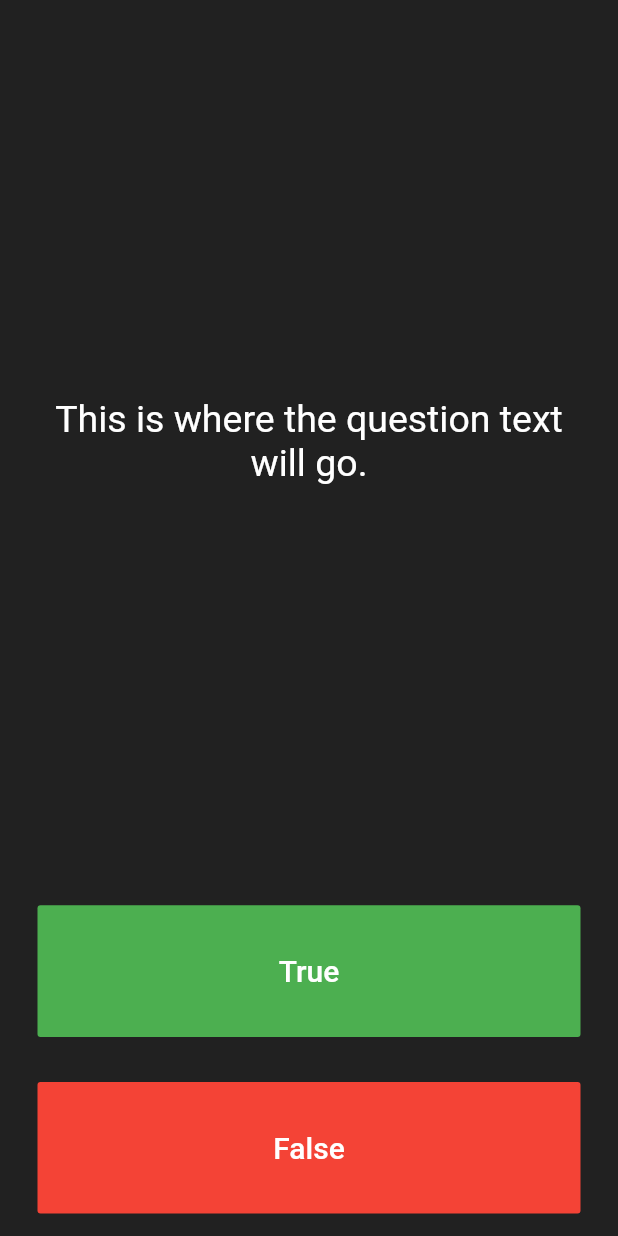
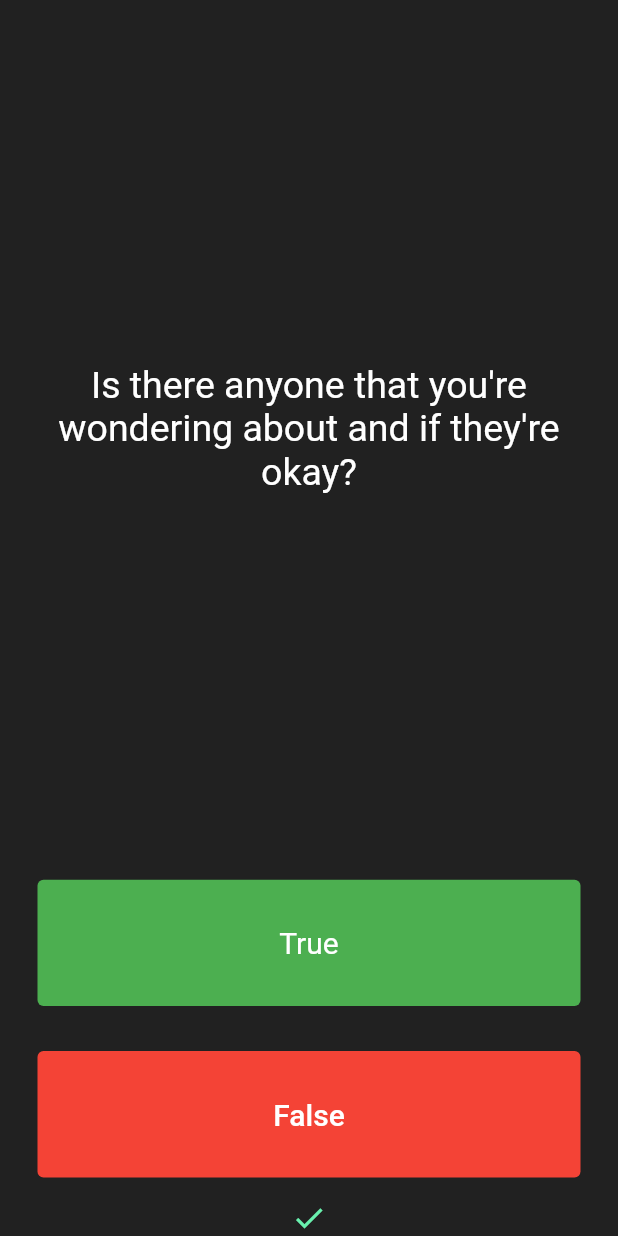
Before and after one commit to ittahad/flutter_course_udemy, a Flutter app: the screen it shows after launch, after a tap on "True", on a phone screen of 412 x 824 dp. Run offline on Flutter 3.47's test engine with Material 2 defaults, Android fonts, the phone set to English and light mode, and no system bars; our stand-ins replace rflutter_alert.

Commit message:
Quiz completed

```diff
--- a/lib/main.dart
+++ b/lib/main.dart
@@ -1,4 +1,10 @@
 import 'package:flutter/material.dart';
+import 'package:quizzler/questions.dart';
+import 'package:quizzler/quiz_brain.dart';
+import 'package:rflutter_alert/rflutter_alert.dart';
+
+var quizBrain = QuizBrain();
+var questions = Questions();
 
 void main() => runApp(Quizzler());
 
@@ -25,6 +31,45 @@ class QuizPage extends StatefulWidget {
 }
 
 class _QuizPageState extends State<QuizPage> {
+  ansQuestion(bool ans) {
+    if (quizBrain.getCurrentQuestionPos() >=
+        questions.getQuestionsCount() - 1) {
+      setState(() {
+        Alert(
+          context: context,
+          title: "Finished",
+          desc: "Thanks for completing the Q/A session.",
+          buttons: [
+            DialogButton(
+              child: Text(
+                "OK",
+                style: TextStyle(color: Colors.white, fontSize: 20),
+              ),
+              onPressed: () => Navigator.pop(context),
+              width: 120,
+            )
+          ],
+        ).show();
+
+        quizBrain.setCurrentQuestionPos(0);
+        quizBrain.emptySocre();
+      });
+      return;
+    }
+
+    if (questions.getQuestionAns(quizBrain.getCurrentQuestionPos()) == ans) {
+      setState(() {
+        quizBrain.addCorrectTick();
+        quizBrain.nextQuestion();
+      });
+    } else {
+      setState(() {
+        quizBrain.addIncorrectTick();
+        quizBrain.nextQuestion();
+      });
+    }
+  }
+
   @override
   Widget build(BuildContext context) {
     return Column(
@@ -37,7 +82,7 @@ class _QuizPageState extends State<QuizPage> {
             padding: EdgeInsets.all(10.0),
             child: Center(
               child: Text(
-                'This is where the question text will go.',
+                questions.getQuestion(quizBrain.getCurrentQuestionPos()),
                 textAlign: TextAlign.center,
                 style: TextStyle(
                   fontSize: 25.0,
@@ -50,9 +95,11 @@ class _QuizPageState extends State<QuizPage> {
         Expanded(
           child: Padding(
             padding: EdgeInsets.all(15.0),
-            child: FlatButton(
-              textColor: Colors.white,
-              color: Colors.green,
+            child: TextButton(
+              style: TextButton.styleFrom(
+                textStyle: TextStyle(color: Colors.white),
+                backgroundColor: Colors.green,
+              ),
               child: Text(
                 'True',
                 style: TextStyle(
@@ -62,6 +109,7 @@ class _QuizPageState extends State<QuizPage> {
               ),
               onPressed: () {
                 //The user picked true.
+                ansQuestion(true);
               },
             ),
           ),
@@ -69,8 +117,10 @@ class _QuizPageState extends State<QuizPage> {
         Expanded(
           child: Padding(
             padding: EdgeInsets.all(15.0),
-            child: FlatButton(
-              color: Colors.red,
+            child: TextButton(
+              style: TextButton.styleFrom(
+                backgroundColor: Colors.red,
+              ),
               child: Text(
                 'False',
                 style: TextStyle(
@@ -80,11 +130,15 @@ class _QuizPageState extends State<QuizPage> {
               ),
               onPressed: () {
                 //The user picked false.
+                ansQuestion(false);
               },
             ),
           ),
         ),
-        //TODO: Add a Row here as your score keeper
+        Row(
+          mainAxisAlignment: MainAxisAlignment.center,
+          children: quizBrain.getScores(),
+        )
       ],
     );
   }
--- /dev/null
+++ b/lib/questions.dart
@@ -0,0 +1,52 @@
+import 'package:quizzler/quiz.dart';
+
+class Questions {
+  List<Quiz> _questions = [
+    Quiz(
+      'Do you have a nightmare travel story?',
+      true,
+    ),
+    Quiz(
+      "Is there anyone that you're wondering about and if they're okay?",
+      true,
+    ),
+    Quiz(
+      'Did you ever have a huge rival? Was the rivalry friendly or fierce?',
+      true,
+    ),
+    Quiz(
+      "Do you have any apps on your phone that you've never used?",
+      true,
+    ),
+    Quiz(
+      'Do you consider yourself an introvert or an extrovert?',
+      true,
+    ),
+    Quiz(
+      'Have you evet taken a long shot that worked out?',
+      true,
+    ),
+    Quiz(
+      'Do you have an app on your phone that you use even though you hate it?',
+      true,
+    ),
+    Quiz(
+      'Have you ever done something embarrassing around a former crush?',
+      true,
+    ),
+    Quiz(
+      'Did you ever have a huge rival? Was the rivalry friendly or fierce?',
+      true,
+    ),
+    Quiz(
+      'Thanks for taking the quiz. Did you enjoy?',
+      true,
+    ),
+  ];
+
+  String getQuestion(idx) => this._questions[idx].quiz;
+
+  bool getQuestionAns(idx) => this._questions[idx].ans;
+
+  int getQuestionsCount() => this._questions.length;
+}
--- /dev/null
+++ b/lib/quiz.dart
@@ -0,0 +1,9 @@
+class Quiz {
+  String quiz;
+  bool ans;
+
+  Quiz(quiz, ans) {
+    this.quiz = quiz;
+    this.ans = ans;
+  }
+}
--- /dev/null
+++ b/lib/quiz_brain.dart
@@ -0,0 +1,32 @@
+import 'package:flutter/cupertino.dart';
+import 'package:flutter/material.dart';
+import 'package:quizzler/questions.dart';
+import 'package:quizzler/quiz.dart';
+
+class QuizBrain {
+  List<Widget> _scoreKeeper = [];
+  int _qCounter = 0;
+
+  addCorrectTick() {
+    _scoreKeeper.add(Icon(
+      Icons.check,
+      color: Colors.greenAccent,
+    ));
+  }
+
+  addIncorrectTick() {
+    _scoreKeeper.add(Icon(
+      Icons.close,
+      color: Colors.red,
+    ));
+  }
+
+  int getCurrentQuestionPos() => _qCounter;
+  int setCurrentQuestionPos(val) => _qCounter = val;
+  int nextQuestion() => _qCounter++;
+  void emptySocre() => _scoreKeeper = [];
+  List<Widget> getScores() {
+    final List<Widget> score = _scoreKeeper.toList();
+    return score;
+  }
+}
--- a/pubspec.yaml
+++ b/pubspec.yaml
@@ -19,6 +19,7 @@ dependencies:
   # The following adds the Cupertino Icons font to your application.
   # Use with the CupertinoIcons class for iOS style icons.
   cupertino_icons: ^0.1.2
+  rflutter_alert: ^2.0.2
 
 dev_dependencies:
   flutter_test:
```
